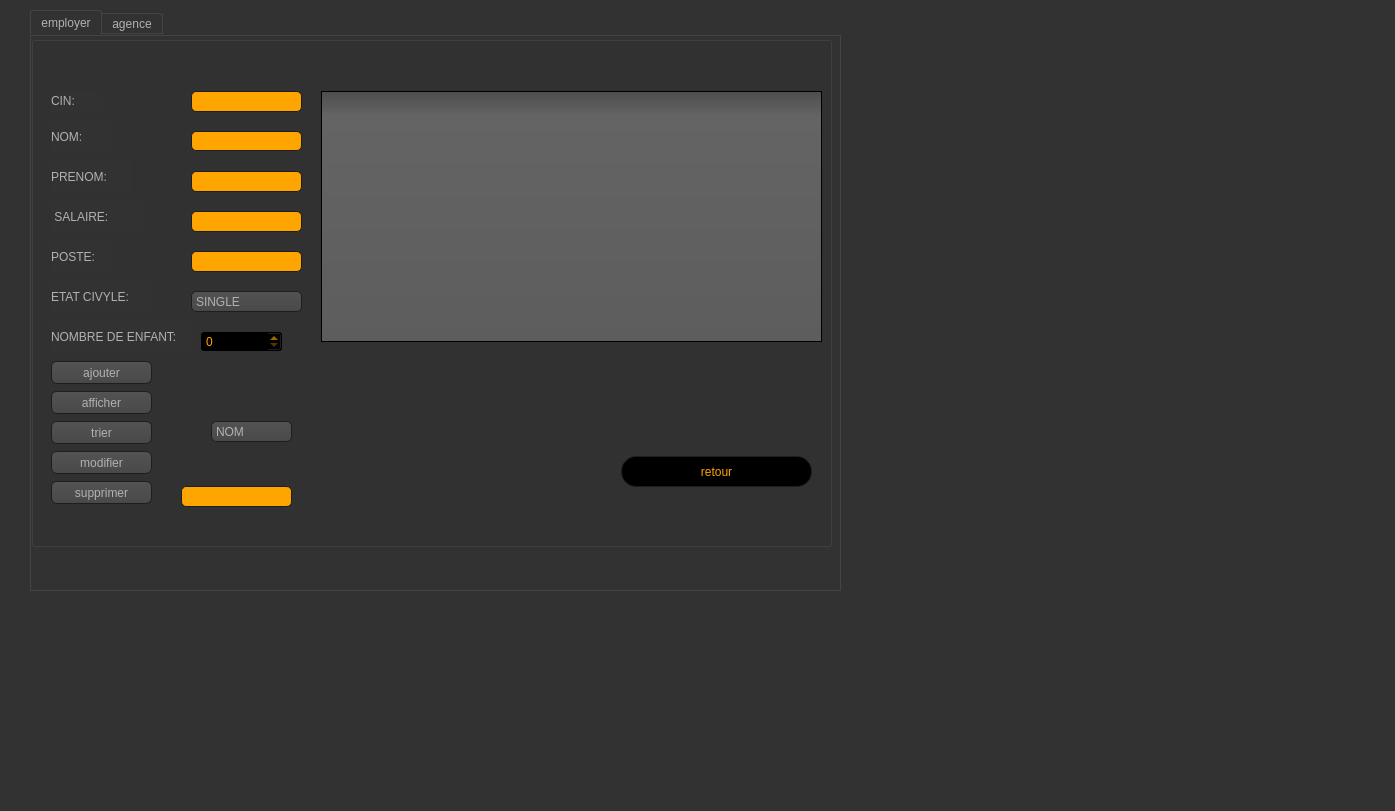
First picture: the form in mainwindow.ui, repository eyawartateni/Smart_Factory_2A4, before the edit.
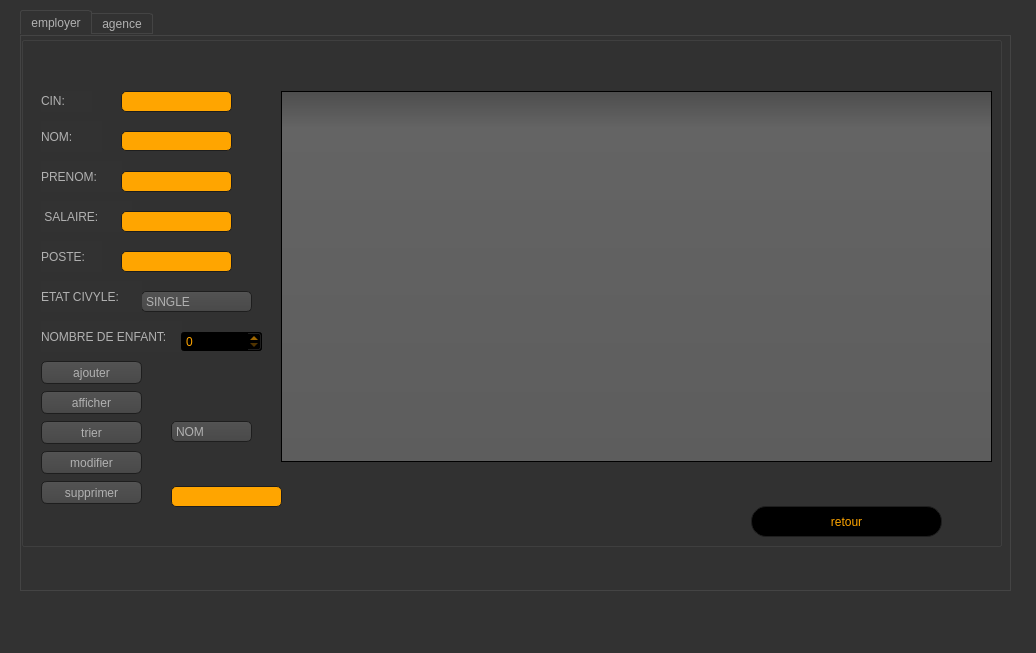
Second picture: the form after the edit. The open tabs and pages were chosen to show the change. Icons and pictures are not drawn.

Patch:
```diff
--- a/mainwindow.ui
+++ b/mainwindow.ui
@@ -6,8 +6,8 @@
    <rect>
     <x>0</x>
     <y>0</y>
-    <width>1395</width>
-    <height>811</height>
+    <width>1036</width>
+    <height>653</height>
    </rect>
   </property>
   <property name="windowTitle">
@@ -480,8 +480,8 @@
      <rect>
       <x>20</x>
       <y>0</y>
-      <width>1361</width>
-      <height>751</height>
+      <width>1011</width>
+      <height>641</height>
      </rect>
     </property>
     <property name="styleSheet">
@@ -2463,9 +2463,9 @@
      <widget class="QTabWidget" name="tabWidget">
       <property name="geometry">
        <rect>
-        <x>10</x>
+        <x>0</x>
         <y>10</y>
-        <width>811</width>
+        <width>991</width>
         <height>581</height>
        </rect>
       </property>
@@ -2481,7 +2481,7 @@
          <rect>
           <x>0</x>
           <y>0</y>
-          <width>801</width>
+          <width>981</width>
           <height>511</height>
          </rect>
         </property>
@@ -2491,10 +2491,10 @@
         <widget class="QTableView" name="adm_tab_aff">
          <property name="geometry">
           <rect>
-           <x>290</x>
+           <x>260</x>
            <y>55</y>
-           <width>501</width>
-           <height>251</height>
+           <width>711</width>
+           <height>371</height>
           </rect>
          </property>
          <property name="styleSheet">
@@ -2980,7 +2980,7 @@
         <widget class="QComboBox" name="adm_aj_combo_etat">
          <property name="geometry">
           <rect>
-           <x>160</x>
+           <x>120</x>
            <y>255</y>
            <width>111</width>
            <height>21</height>
@@ -3079,7 +3079,7 @@
         <widget class="QSpinBox" name="adm_aj_spin_nbrenfant">
          <property name="geometry">
           <rect>
-           <x>170</x>
+           <x>160</x>
            <y>295</y>
            <width>81</width>
            <height>21</height>
@@ -3101,7 +3101,7 @@
         <widget class="QLineEdit" name="adm_aj_poste">
          <property name="geometry">
           <rect>
-           <x>160</x>
+           <x>100</x>
            <y>215</y>
            <width>111</width>
            <height>21</height>
@@ -3637,7 +3637,7 @@
         <widget class="QLineEdit" name="adm_aj_nom">
          <property name="geometry">
           <rect>
-           <x>160</x>
+           <x>100</x>
            <y>95</y>
            <width>111</width>
            <height>20</height>
@@ -3672,7 +3672,7 @@
         <widget class="QLineEdit" name="adm_aj_salaire">
          <property name="geometry">
           <rect>
-           <x>160</x>
+           <x>100</x>
            <y>175</y>
            <width>111</width>
            <height>21</height>
@@ -4166,7 +4166,7 @@
         <widget class="QComboBox" name="comboBox">
          <property name="geometry">
           <rect>
-           <x>180</x>
+           <x>150</x>
            <y>385</y>
            <width>81</width>
            <height>21</height>
@@ -4201,7 +4201,7 @@
         <widget class="QLineEdit" name="adm_aj_prenom">
          <property name="geometry">
           <rect>
-           <x>160</x>
+           <x>100</x>
            <y>135</y>
            <width>111</width>
            <height>21</height>
@@ -4221,7 +4221,7 @@
         <widget class="QLineEdit" name="adm_aj_cin">
          <property name="geometry">
           <rect>
-           <x>160</x>
+           <x>100</x>
            <y>55</y>
            <width>111</width>
            <height>21</height>
@@ -5225,8 +5225,8 @@
         <widget class="QPushButton" name="btn_retour">
          <property name="geometry">
           <rect>
-           <x>590</x>
-           <y>420</y>
+           <x>730</x>
+           <y>470</y>
            <width>191</width>
            <height>31</height>
           </rect>
```
Left out of the diff: 34 changed lines with no effect on the pictures.
